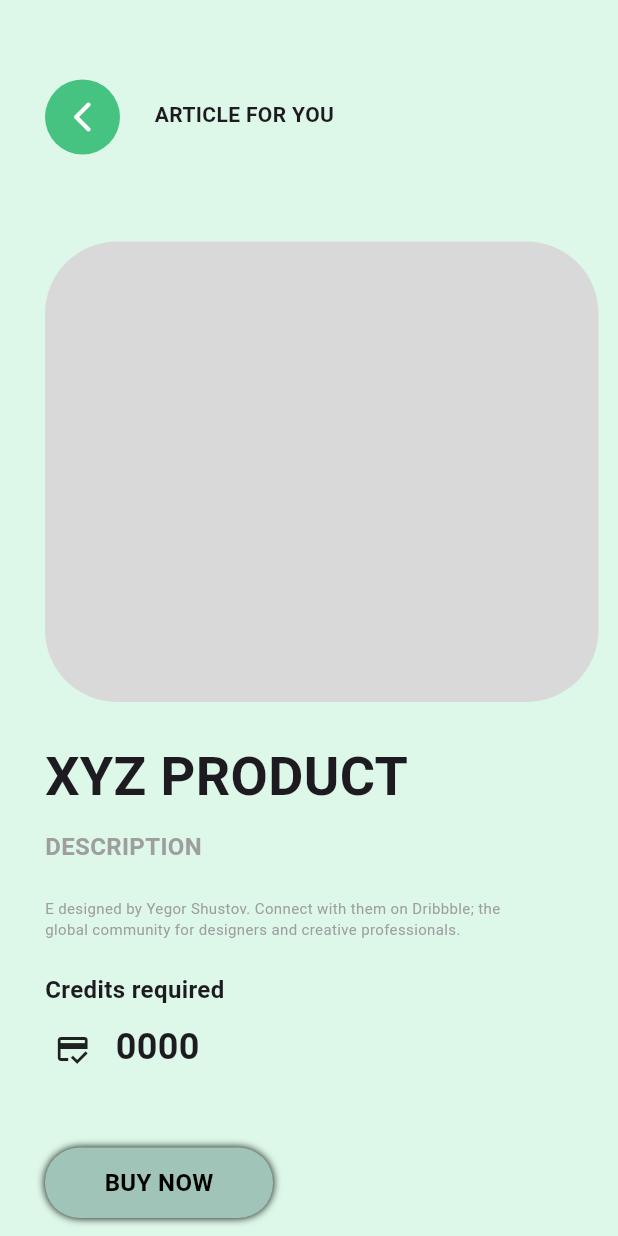
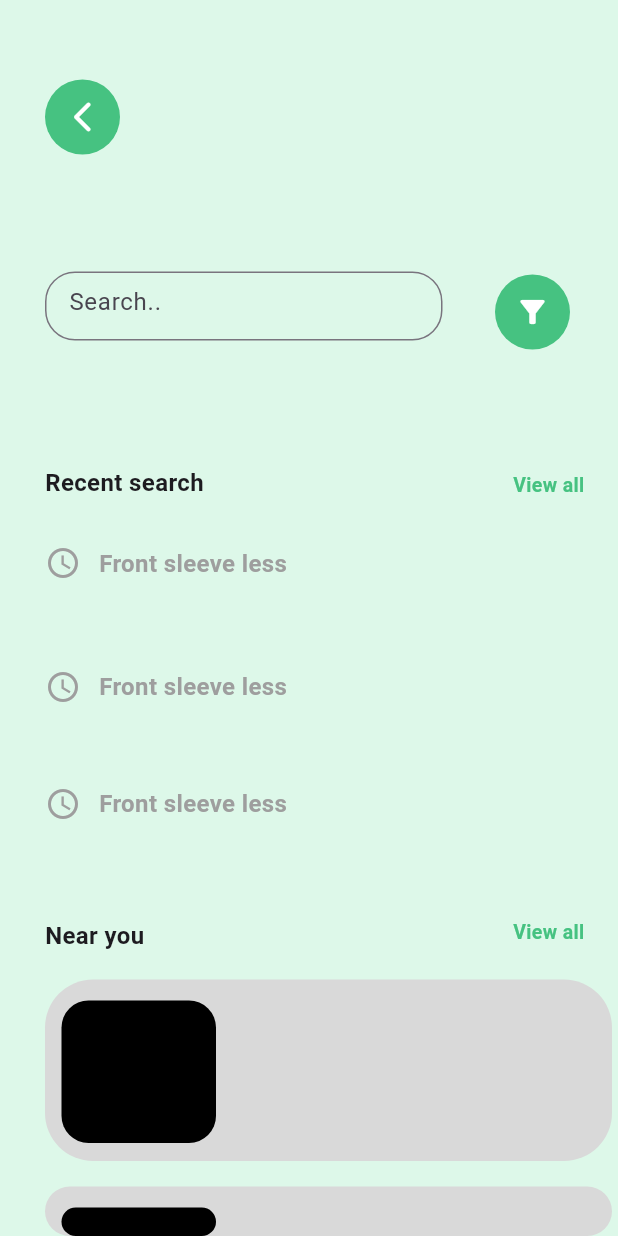
Before and after one commit to priyatalreja2401/google-solution, a Flutter app: the screen it shows after launch, on a phone screen of 412 x 824 dp. Run offline on Flutter 3.47's test engine with Material 3 defaults, Android fonts, the phone set to English and light mode, and no system bars; our stand-ins replace google_fonts.

Commit message:
search page

```diff
--- a/lib/main.dart
+++ b/lib/main.dart
@@ -2,6 +2,12 @@ import 'package:flutter/material.dart';
 import 'package:flutter/services.dart';
 import 'package:google/view/article.dart';
 import 'package:google/view/home.dart';
+import 'package:google/view/searchpage.dart';
+
+//when we wrote this code only god and me knows how it works
+//but know only god knows how it works
+//so please don't waste your time just make your own project
+//thanks :]
 
 void main() {
   SystemChrome.setSystemUIOverlayStyle(SystemUiOverlayStyle(
@@ -18,7 +24,7 @@ class MyApp extends StatelessWidget {
   Widget build(BuildContext context) {
     return MaterialApp(
       debugShowCheckedModeBanner: false,
-     home: const ArticlePage(),
+     home: const searchpage(),
     );
   }
 }
--- a/lib/view/article.dart
+++ b/lib/view/article.dart
@@ -1,4 +1,5 @@
 import 'package:flutter/material.dart';
+import 'package:google_fonts/google_fonts.dart';
 
 class ArticlePage extends StatelessWidget {
   const ArticlePage({super.key});
@@ -45,20 +46,18 @@ class ArticlePage extends StatelessWidget {
           Container(
             margin: EdgeInsets.only(left: 30,top: 492),
             child: Text('XYZ PRODUCT',
-              style: TextStyle(
+              style: GoogleFonts.poppins(
                 fontSize: 36,
-                fontWeight: FontWeight.w600,
-              ),
+              )
 
             ),
           ),
           Container(
             margin: EdgeInsets.only(left: 30,top: 553),
             child: Text('DESCRIPTION',
-                style: TextStyle(
+                style: GoogleFonts.poppins(
                   fontSize: 16,
-                  fontWeight: FontWeight.w600,
-                  color: Colors.grey,
+
                 )
             ),
           ),
--- /dev/null
+++ b/lib/view/searchpage.dart
@@ -0,0 +1,202 @@
+import 'package:flutter/material.dart';
+ class searchpage extends StatelessWidget {
+   const searchpage({super.key});
+
+   @override
+   Widget build(BuildContext context) {
+     return Scaffold(
+         backgroundColor: Color(0xffddf8e9),
+         body: Stack(
+           children: [
+             Container(
+               margin:EdgeInsets.only(left: 30,top: 53) ,
+               width: 50.0,
+               height: 50.0,
+               decoration: BoxDecoration(
+                 color: Color(0xFF46C281), // background color of the circle
+                 shape: BoxShape.circle, // make the shape circular
+               ),
+               child: Center(
+                 child: Icon(
+                   Icons.arrow_back_ios_new_rounded,
+                   color: Colors.white, // color of the icon
+                 ),
+               ),
+             ),
+             Container(
+                 margin: EdgeInsets.only(left: 30 ,top: 653),
+                 width: 378,
+                 height: 121,
+                 decoration: BoxDecoration(
+                     borderRadius: BorderRadius.circular(32),
+                     color: Color(0xffd9d9d9)),
+             ),
+             Container(
+               margin: EdgeInsets.only(left: 41 ,top: 667),
+               width: 103,
+               height: 95,
+               decoration: BoxDecoration(
+                   borderRadius: BorderRadius.circular(18),
+                   color: Colors.black),
+             ),
+
+             Container(
+               margin: EdgeInsets.only(left: 30 ,top: 791),
+               width: 378,
+               height: 121,
+               decoration: BoxDecoration(
+                   borderRadius: BorderRadius.circular(32),
+                   color: Color(0xffd9d9d9)),
+             ),
+             Container(
+               margin: EdgeInsets.only(left: 41 ,top: 805),
+               width: 103,
+               height: 95,
+               decoration: BoxDecoration(
+                   borderRadius: BorderRadius.circular(18),
+                   color: Colors.black),
+             ),
+
+
+             Container(
+               margin:EdgeInsets.only(left: 30,top: 181) ,
+               height:46,
+               width: 265,
+               child: TextField(
+                 decoration: InputDecoration(
+                     hintText: 'Search..',
+                     border: OutlineInputBorder(
+                       borderRadius: BorderRadius.circular(20),
+                     )
+                 ),
+               ),
+             ),
+             Container(
+               margin:EdgeInsets.only(left: 330,top: 183) ,
+               width: 50.0,
+               height: 50.0,
+               decoration: BoxDecoration(
+                 color: Color(0xFF46C281), // background color of the circle
+                 shape: BoxShape.circle, // make the shape circular
+               ),
+               child: Center(
+                 child: Icon(
+                   Icons.filter_alt,
+                   color: Colors.white, // color of the icon
+                 ),
+               ),
+             ),
+             Container(
+               margin:EdgeInsets.only(left: 30,top: 310) ,
+               child:Text(
+                   "Recent search",
+                   style: TextStyle(
+                     fontSize: 16,
+                     fontWeight: FontWeight.w600,
+                   )
+               )
+             ),
+             Container(
+                 margin:EdgeInsets.only(left: 342,top: 314) ,
+                 child:Text(
+                     "View all",
+                     style: TextStyle(
+                       fontSize: 13,
+                       fontWeight: FontWeight.w600,
+                       color: Color(0xFF46C281),
+                     )
+                 )
+             ),
+
+
+             Container(
+                 margin:EdgeInsets.only(left: 66,top: 364) ,
+                 child:Text(
+                     "Front sleeve less ",
+                     style: TextStyle(
+                       fontSize: 16,
+                       fontWeight: FontWeight.w600,
+                       color: Colors.grey
+                     )
+                 )
+
+             ),
+
+
+             Container(
+               margin:EdgeInsets.only(left: 30,top: 363) ,
+               child: Icon(
+                 Icons.access_time,
+                 color: Colors.grey,
+               ),
+             ),
+             Container(
+                 margin:EdgeInsets.only(left: 66,top: 446) ,
+                 child:Text(
+                     "Front sleeve less ",
+                     style: TextStyle(
+                         fontSize: 16,
+                         fontWeight: FontWeight.w600,
+                         color: Colors.grey
+                     )
+                 )
+
+             ),
+
+
+             Container(
+               margin:EdgeInsets.only(left: 30,top: 446) ,
+               child: Icon(
+                 Icons.access_time,
+                 color: Colors.grey,
+               ),
+             ),
+
+             Container(
+                 margin:EdgeInsets.only(left: 66,top: 524) ,
+                 child:Text(
+                     "Front sleeve less ",
+                     style: TextStyle(
+                         fontSize: 16,
+                         fontWeight: FontWeight.w600,
+                         color: Colors.grey
+                     )
+                 )
+
+             ),
+
+
+             Container(
+               margin:EdgeInsets.only(left: 30,top: 524) ,
+               child: Icon(
+                 Icons.access_time,
+                 color: Colors.grey,
+               ),
+             ),
+             Container(
+                 margin:EdgeInsets.only(left: 30,top: 612) ,
+                 child:Text(
+                     "Near you",
+                     style: TextStyle(
+                       fontSize: 16,
+                       fontWeight: FontWeight.w600,
+                     )
+                 )
+             ),
+             Container(
+                 margin:EdgeInsets.only(left: 342,top: 612) ,
+                 child:Text(
+                     "View all",
+                     style: TextStyle(
+                       fontSize: 13,
+                       fontWeight: FontWeight.w600,
+                       color: Color(0xFF46C281),
+                     )
+                 )
+             ),
+
+           ],
+         )
+     );
+   }
+ }
```
Also changed, not shown: pubspec.yaml (+3 -8 lines), pubspec.lock.
